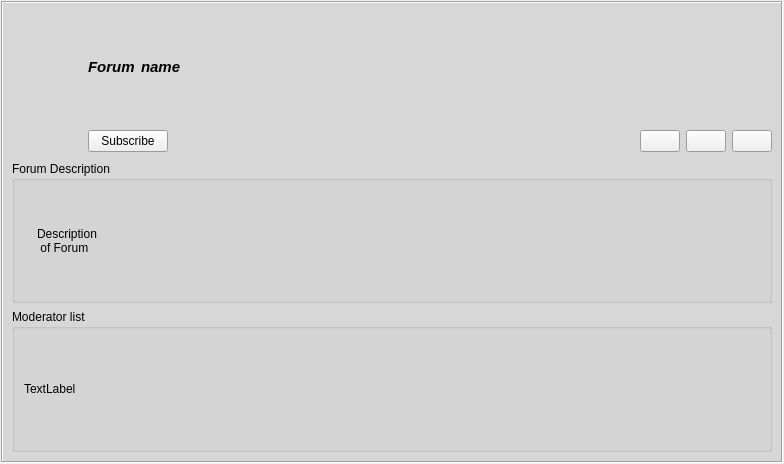
This is retroshare-gui/src/gui/feeds/GxsForumGroupItem.ui in RetroShare/RetroShare as Qt 5 draws it before an edit. The edited form follows.
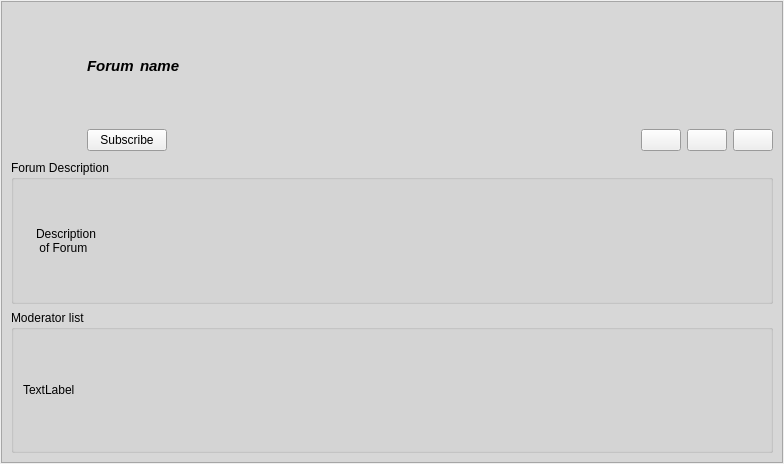
This is the edited form. Icons and pictures are not drawn.

Commit message: Fixed frames to get styles on system style

```diff
--- a/retroshare-gui/src/gui/feeds/GxsForumGroupItem.ui
+++ b/retroshare-gui/src/gui/feeds/GxsForumGroupItem.ui
@@ -126,10 +126,10 @@
       <bool>true</bool>
      </property>
      <property name="frameShape">
-      <enum>QFrame::Box</enum>
+      <enum>QFrame::StyledPanel</enum>
      </property>
      <property name="frameShadow">
-      <enum>QFrame::Sunken</enum>
+      <enum>QFrame::Raised</enum>
      </property>
      <layout class="QVBoxLayout" name="feedFrame_VL">
       <item>
```
The commit also changes 12 other files.
